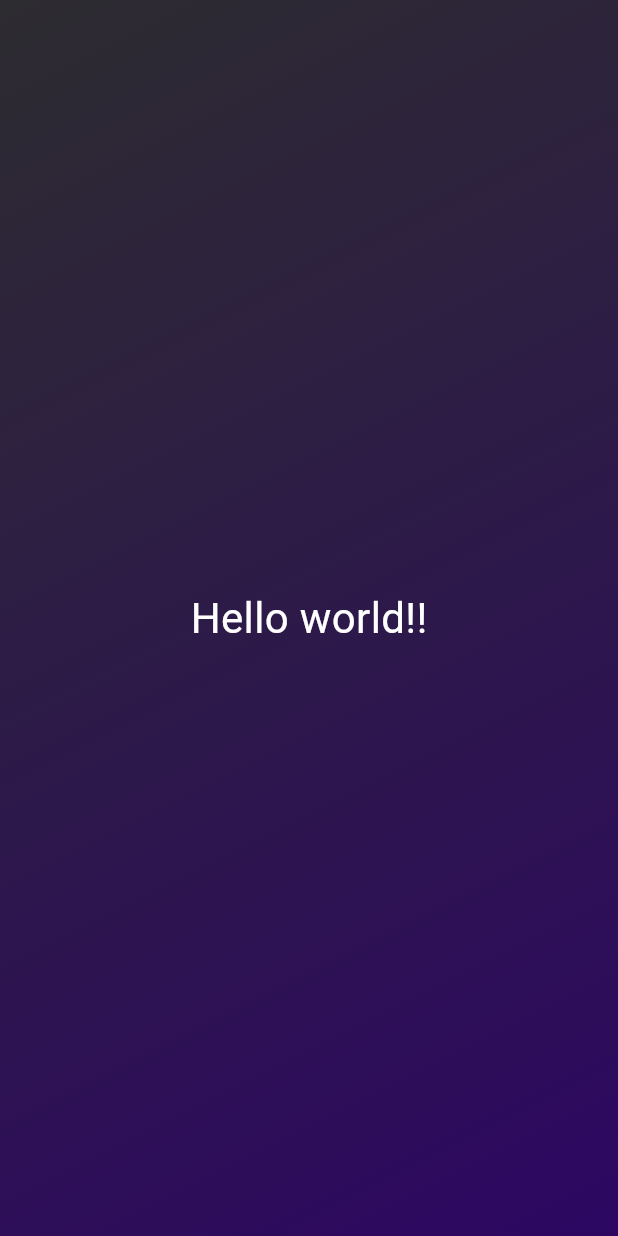
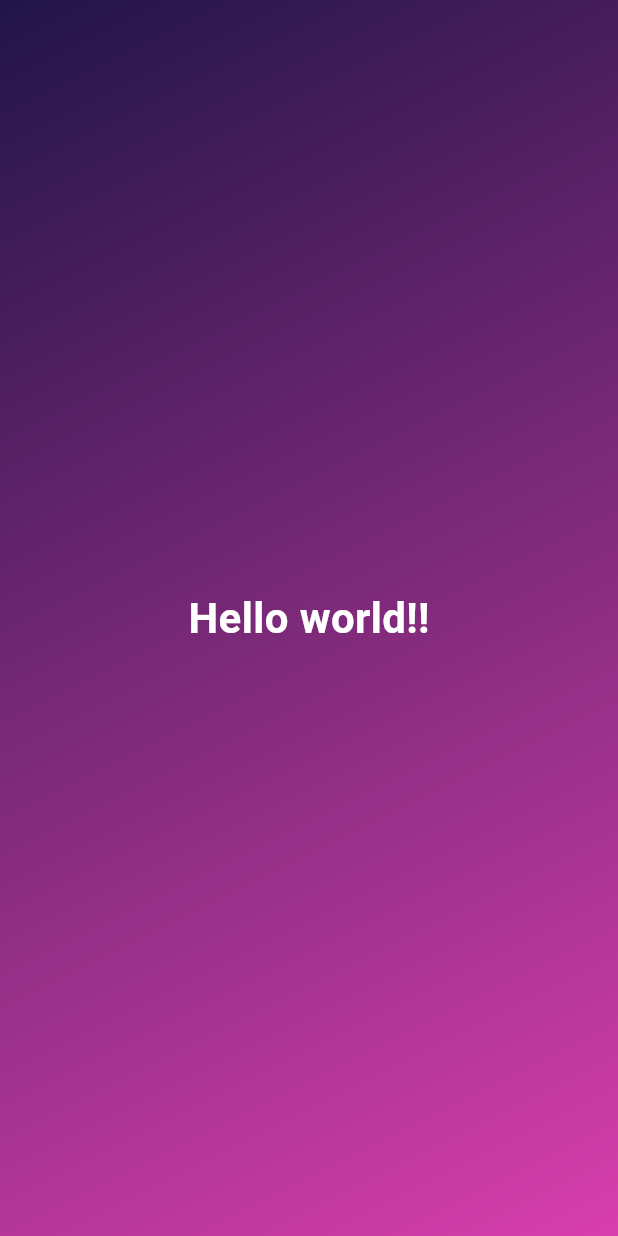
Before and after one commit to jhnnyk/first_flutter_app, a Flutter app: the screen it shows after launch, on a phone screen of 412 x 824 dp. Run offline on Flutter 3.47's test engine with Material 3 defaults, Android fonts, the phone set to English and light mode, and no system bars.

Commit message:
making it look nicer

```diff
--- a/lib/gradient_container.dart
+++ b/lib/gradient_container.dart
@@ -13,8 +13,8 @@ class GradientContainer extends StatelessWidget {
       decoration: const BoxDecoration(
         gradient: LinearGradient(
           colors: [
-            Color.fromARGB(255, 45, 44, 48),
-            Color.fromARGB(255, 45, 7, 98),
+            Color.fromARGB(255, 33, 21, 71),
+            Color.fromARGB(255, 216, 62, 172),
           ],
           begin: startAlignment,
           end: endAlignment,
--- a/lib/styled_text.dart
+++ b/lib/styled_text.dart
@@ -10,6 +10,7 @@ class StyledText extends StatelessWidget {
       style: TextStyle(
         color: Colors.white,
         fontSize: 28,
+        fontWeight: FontWeight.bold,
       ),
     );
   }
```
